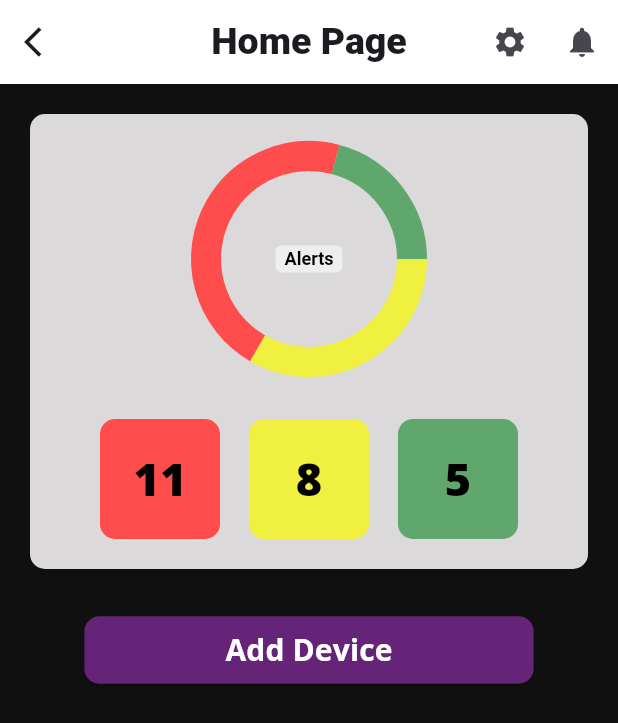
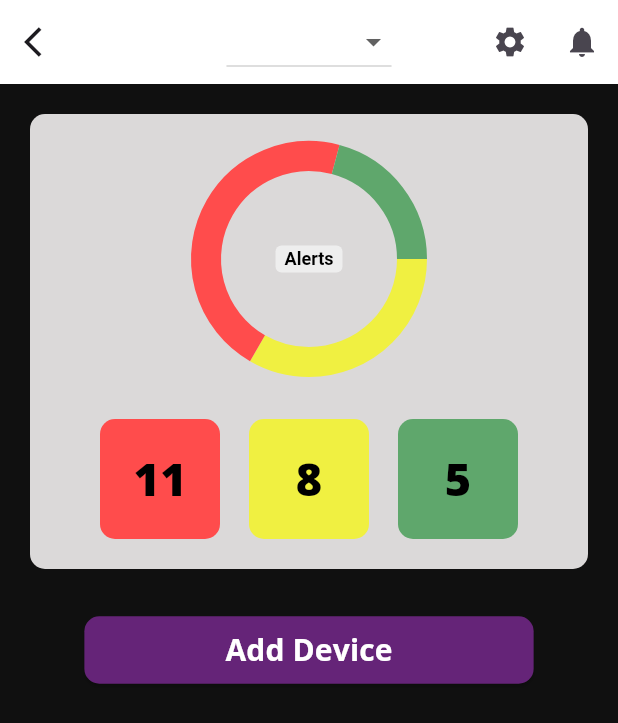
Before and after one commit to AlthafNazeel/R.A.V.E.N, a Flutter app: the HomePage screen opened by its route, on a phone screen of 412 x 824 dp. Shown: the top 723 px of the screen. Run offline on Flutter 3.47's test engine with Material 3 defaults, Android fonts, the phone set to English and light mode, and no system bars; drawn by our look-alikes of pie_chart; our stand-ins replace cloud_firestore, firebase_core, firebase_messaging, video_player; accounts and stored records are empty.

Commit message:
Home Page Dropdown

```diff
--- a/raven_frontend/lib/Pages/alert.dart
+++ b/raven_frontend/lib/Pages/alert.dart
@@ -11,7 +11,7 @@ void main() {
 }
 
 class VideoApp extends StatefulWidget {
-  const VideoApp({super.key});
+  const VideoApp({Key? key});
 
   @override
   _VideoAppState createState() => _VideoAppState();
--- a/raven_frontend/lib/Pages/homePage.dart
+++ b/raven_frontend/lib/Pages/homePage.dart
@@ -36,17 +36,24 @@ class HomePage extends StatelessWidget {
     return Scaffold(
       appBar: AppBar(
         backgroundColor: Color.fromARGB(255, 255, 255, 255),
-        title: Text(
-          'Home Page',
-          style: TextStyle(
-            fontSize: 25,
-            fontWeight: FontWeight.w800,
-          ),
+        title: DropdownButton<String>(
+
+          items: <String>['Home', 'Work place', 'Somewhere']
+              .map((String value) {
+            return DropdownMenuItem<String>(
+
+              value: value,
+              child: Text(value),
+            );
+          }).toList(),
+          onChanged: (String? newValue) {
+            // Handle dropdown item selection here
+          },
         ),
         leading: IconButton(
           icon: const Icon(Icons.arrow_back_ios),
           onPressed: () {
-            Navigator.pushNamed(context, '/signInPage');
+            Navigator.pushNamed(context, '/signIn');
           },
         ),
         actions: [
@@ -65,7 +72,7 @@ class HomePage extends StatelessWidget {
         ],
         centerTitle: true,
       ),
-      // resizeToAvoidBottomInset: false,
+        // resizeToAvoidBottomInset: false,
       backgroundColor: Color.fromARGB(255, 0, 0, 0),
       body: Center(
         child: Container(
```
